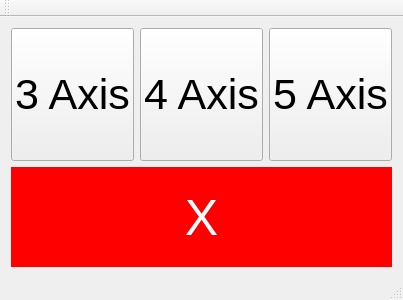
This is mainwindow.ui in nekaelektronik/axis-selector as Qt 5 draws it before an edit. The edited form follows.
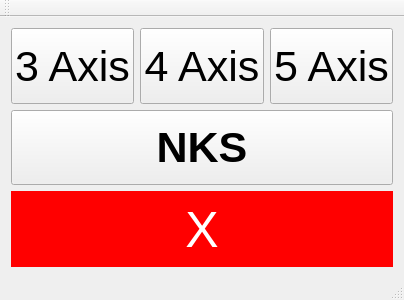
This is the edited form.

Commit message: Add button to open NKS

```diff
--- a/mainwindow.ui
+++ b/mainwindow.ui
@@ -6,7 +6,7 @@
    <rect>
     <x>0</x>
     <y>0</y>
-    <width>402</width>
+    <width>404</width>
     <height>300</height>
    </rect>
   </property>
@@ -73,6 +73,26 @@
       </item>
      </layout>
     </item>
+    <item>
+     <widget class="QPushButton" name="pushButton">
+      <property name="sizePolicy">
+       <sizepolicy hsizetype="Minimum" vsizetype="Minimum">
+        <horstretch>0</horstretch>
+        <verstretch>0</verstretch>
+       </sizepolicy>
+      </property>
+      <property name="font">
+       <font>
+        <pointsize>32</pointsize>
+        <weight>75</weight>
+        <bold>true</bold>
+       </font>
+      </property>
+      <property name="text">
+       <string>NKS</string>
+      </property>
+     </widget>
+    </item>
     <item>
      <layout class="QHBoxLayout" name="horizontalLayout_2">
       <item>
@@ -90,7 +110,7 @@
          </size>
         </property>
         <property name="autoFillBackground">
-         <bool>true</bool>
+         <bool>false</bool>
         </property>
         <property name="styleSheet">
          <string notr="true">background-color: rgb(255, 0, 0);
```
Left out of the diff: 2 changed lines with no effect on the pictures.
